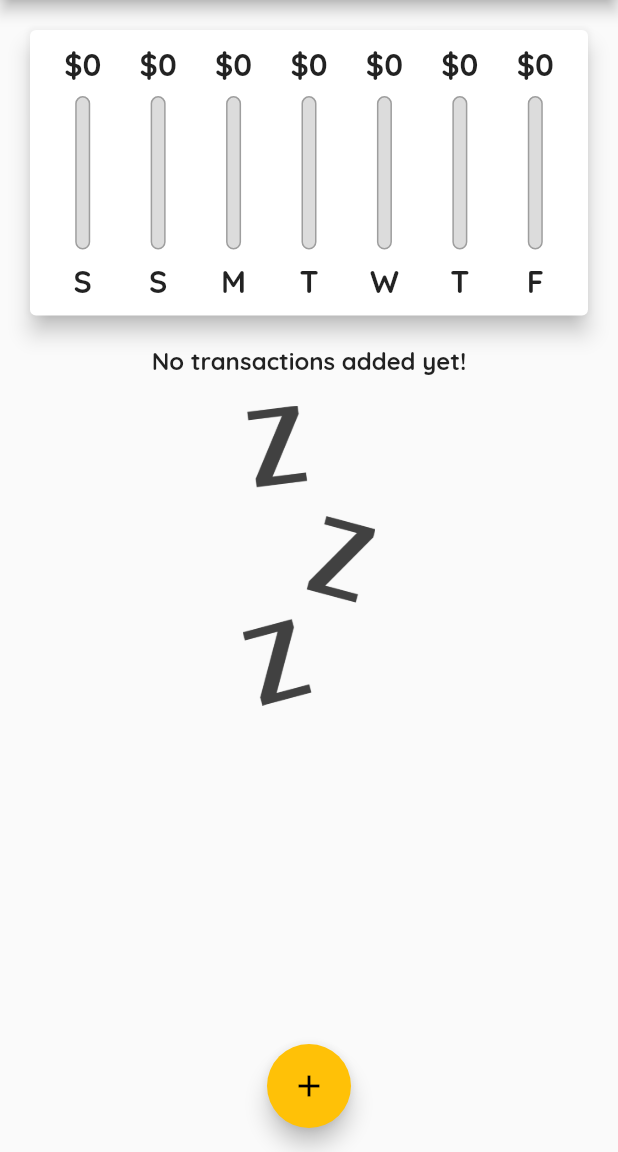
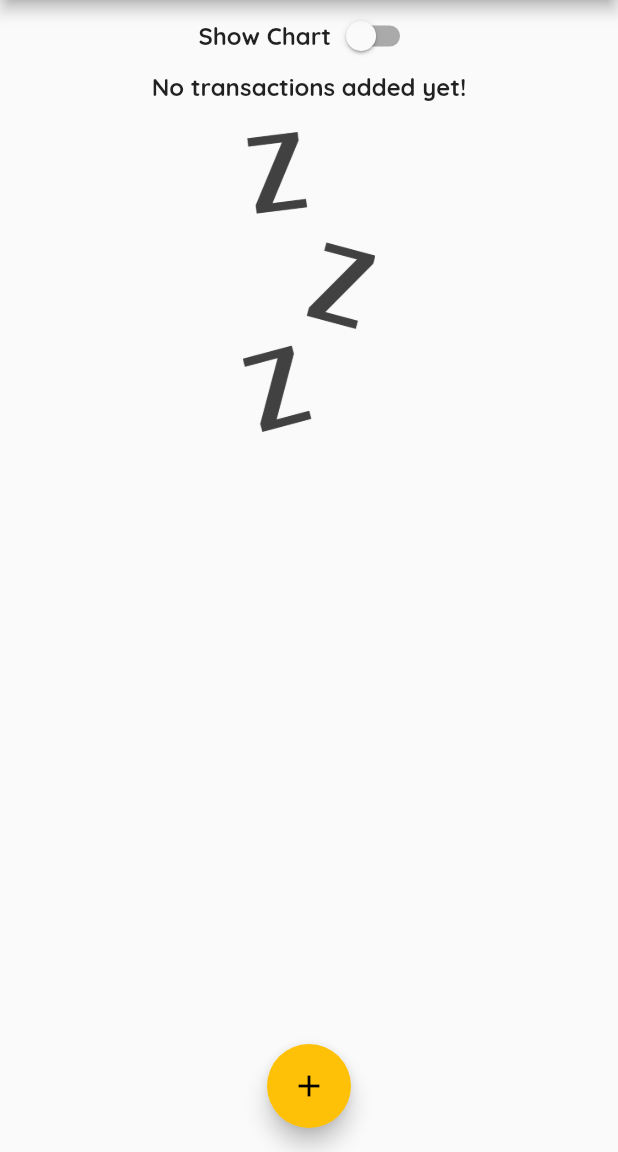
Before and after one commit to clshu/flutter_personal_expenses, a Flutter app: the screen it shows after launch, on a phone screen of 412 x 824 dp, the part 84-1236 px from its top. Run offline on Flutter 3.47's test engine with Material 2 defaults, Android fonts, the phone set to English and light mode, and no system bars.

Commit message:
Use Switch to show either Chart or TransactionList, not both. To reduce widgets shown on landscape mode.

```diff
--- a/lib/main.dart
+++ b/lib/main.dart
@@ -1,4 +1,5 @@
 import 'package:flutter/material.dart';
+// import 'package:flutter/services.dart';
 
 import './widgets/chart.dart';
 import './models/transaction.dart';
@@ -6,6 +7,11 @@ import './widgets/new_transaction.dart';
 import './widgets/transaction_list.dart';
 
 void main() {
+  // WidgetsFlutterBinding.ensureInitialized();
+  // SystemChrome.setPreferredOrientations([
+  //   DeviceOrientation.portraitDown,
+  //   DeviceOrientation.portraitUp,
+  // ]);
   runApp(const MyApp());
 }
 
@@ -80,6 +86,8 @@ class _MyHomePageState extends State<MyHomePage> {
     // ),
   ];
 
+  bool _showChart = false;
+
   List<Transaction> get _recentTransactions {
     return _userTransactions.where((tx) {
       return tx.date.isAfter(
@@ -133,23 +141,42 @@ class _MyHomePageState extends State<MyHomePage> {
       appBar: appBar,
       body: SingleChildScrollView(
         child: Column(
-          mainAxisAlignment: MainAxisAlignment.start,
+          // mainAxisAlignment: MainAxisAlignment.start,
           crossAxisAlignment: CrossAxisAlignment.stretch,
           children: <Widget>[
+            Row(
+              mainAxisAlignment: MainAxisAlignment.center,
+              children: [
+                Text(
+                  'Show Chart',
+                  style: Theme.of(context).textTheme.headline6,
+                ),
+                Switch(
+                    activeColor: Theme.of(context).colorScheme.primary,
+                    value: _showChart,
+                    onChanged: (val) {
+                      setState(() {
+                        _showChart = val;
+                      });
+                    })
+              ],
+            ),
             // MediaQuery.of(context).padding.top is
             // the height of the status bar
-            Container(
-                height: (MediaQuery.of(context).size.height -
-                        appBar.preferredSize.height -
-                        MediaQuery.of(context).padding.top) *
-                    0.3,
-                child: Chart(_recentTransactions)),
-            Container(
-                height: (MediaQuery.of(context).size.height -
-                        appBar.preferredSize.height -
-                        MediaQuery.of(context).padding.top) *
-                    0.7,
-                child: TransactionList(_userTransactions, _deleteTransaction)),
+            _showChart
+                ? Container(
+                    height: (MediaQuery.of(context).size.height -
+                            appBar.preferredSize.height -
+                            MediaQuery.of(context).padding.top) *
+                        0.7,
+                    child: Chart(_recentTransactions))
+                : Container(
+                    height: (MediaQuery.of(context).size.height -
+                            appBar.preferredSize.height -
+                            MediaQuery.of(context).padding.top) *
+                        0.7,
+                    child:
+                        TransactionList(_userTransactions, _deleteTransaction)),
           ],
         ),
       ),
```
